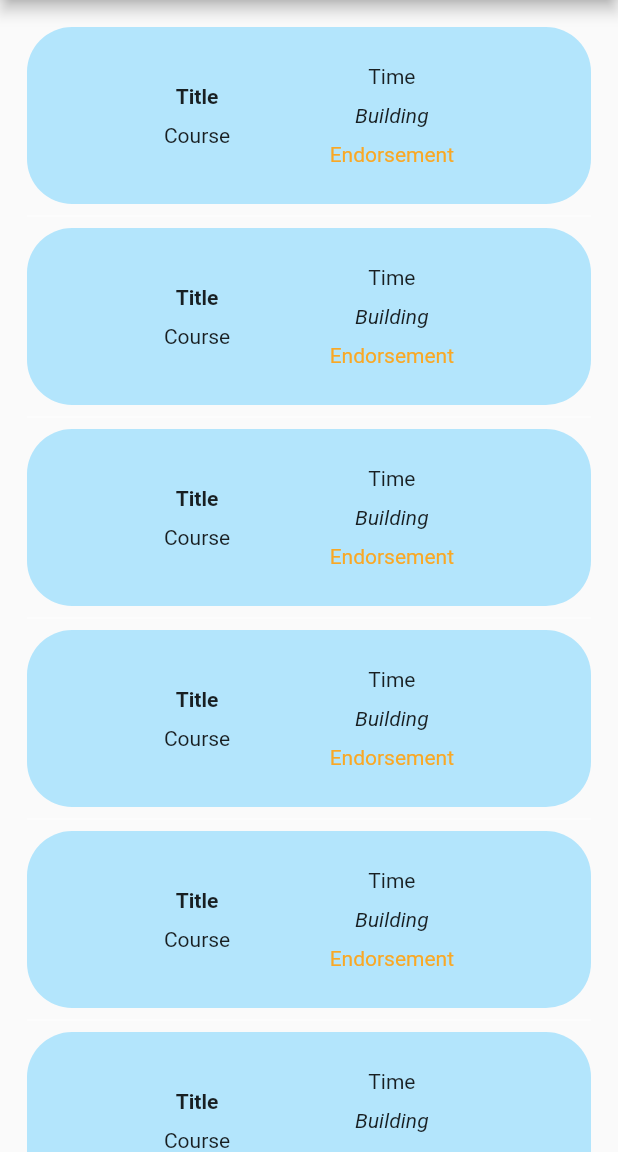
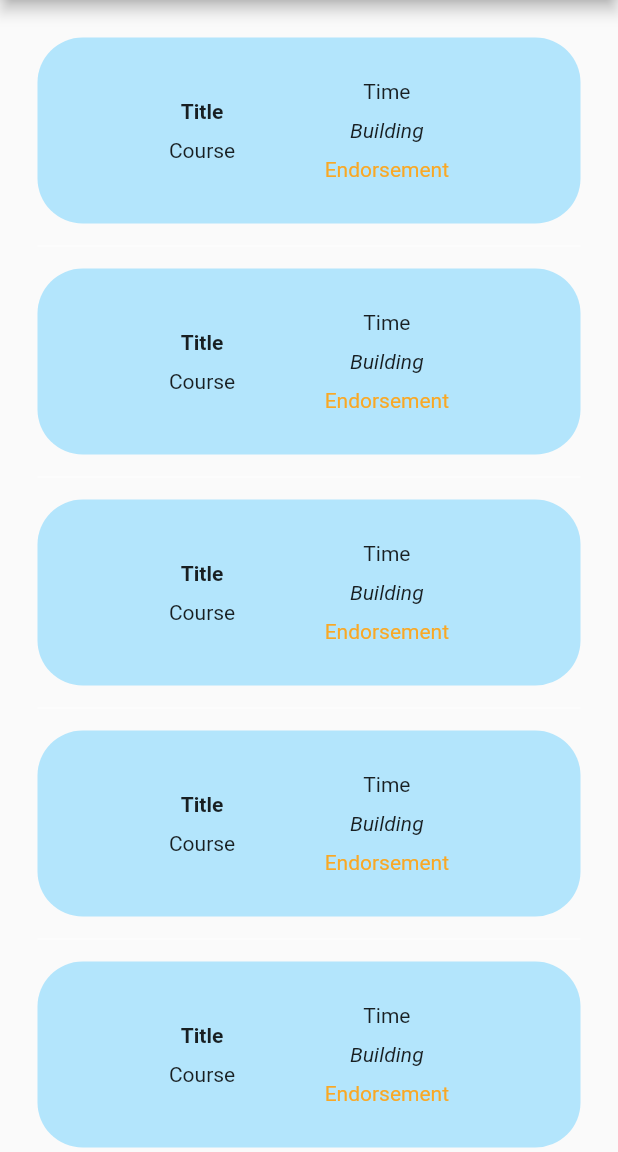
Before and after one commit to timothy-e/studyup, a Flutter app: the screen it shows after launch, on a phone screen of 412 x 824 dp, the part 84-1236 px from its top. Run offline on Flutter 3.47's test engine with Material 2 defaults, Android fonts, the light colour scheme and no system bars; our stand-ins replace flutter_datetime_picker.

Commit message:
Implemented details page and spaced out main page

```diff
--- a/lib/main.dart
+++ b/lib/main.dart
@@ -5,6 +5,7 @@ put the other info in another file
 import 'package:flutter/material.dart';
 import 'new-study-session.dart';
 import 'profile.dart';
+import 'study-session-details.dart';
 
 void main() => runApp(MyApp());
 
@@ -74,37 +75,33 @@ class StudySessionsState extends State<StudySessions> {
 
   Widget _buildGroups() {
     return new ListView.separated(
-        padding: const EdgeInsets.all(18.0),
+        padding: const EdgeInsets.all(25),
         itemCount: studyGroups.length,
         separatorBuilder: (context, index) => Divider(
+          height: 30.0,
           color: Colors.white70,
         ),
         itemBuilder: (BuildContext _context, int index) {
           if (index < studyGroups.length) {
             return _buildRow(studyGroups[index]);
           }
-
         });
   }
 
-  /*
   Widget _buildRow(String studyGroup) {
-    return new ListTile(
-      title: new Text(
-        studyGroup,
-        style: _biggerFont,
-      ),
-    );
-  }
-  */
-
-  Widget _buildRow(String studyGroup) {
-    return new Container(
+    return new GestureDetector(
+        onTap: (){
+          //print("Container clicked");
+          Navigator.push(
+              context,
+              MaterialPageRoute(builder: (context) => SessionDetails()));
+        },
+        child: new Container(
             decoration: new BoxDecoration(
               borderRadius: new BorderRadius.circular(30.0),
               color: Colors.lightBlue[100],
             ),
-        padding: EdgeInsets.all(25),
+            padding: EdgeInsets.all(28),
             child: Row(
               mainAxisAlignment: MainAxisAlignment.spaceEvenly,
               children: [
@@ -124,7 +121,9 @@ class StudySessionsState extends State<StudySessions> {
                     Text('Endorsement', style: TextStyle(color: Colors.yellow[800]))],
                 )
               ],
-        ));
+            ))
+    );
+
   }
 }
 
```
Also changed, not shown: lib/study-session-details.dart (+19 -0 lines), lib/study-sessions-list.dart (line endings or trailing spaces). Lines whose indentation alone changed are shown as unchanged.
